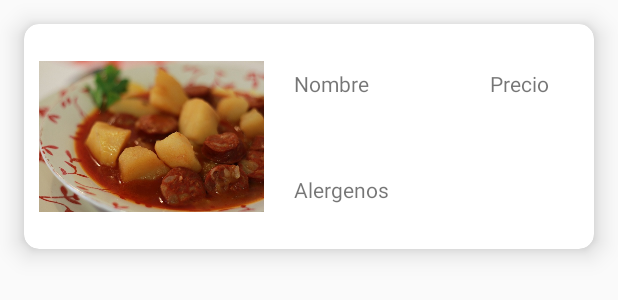
After one commit to edugonzlz/Ristorapp, an Android app: the layout view_dish.xml on its own in the app's theme, with its tools: preview values and no code run, on a phone screen of 412 x 824 dp. The commit adds this screen. Shown: the top 300 px of the screen. Run offline under Robolectric (Android 15) with nearby library versions, the phone set to English and light mode, and no system bars.

Commit message:
Creada viewDish

```diff
--- a/app/src/main/java/com/edugonzlz/ristorapp/activity/TableDishListActivity.java
+++ b/app/src/main/java/com/edugonzlz/ristorapp/activity/TableDishListActivity.java
@@ -41,6 +41,7 @@ public class TableDishListActivity extends AppCompatActivity{
 
     }
 
+
     @Override
     public boolean onOptionsItemSelected(MenuItem item) {
         boolean superValue = super.onOptionsItemSelected(item);
--- a/app/src/main/java/com/edugonzlz/ristorapp/fragment/TableListFragment.java
+++ b/app/src/main/java/com/edugonzlz/ristorapp/fragment/TableListFragment.java
@@ -5,6 +5,8 @@ import android.content.Context;
 import android.os.Bundle;
 import android.support.annotation.Nullable;
 import android.app.Fragment;
+import android.support.design.widget.FloatingActionButton;
+import android.support.design.widget.Snackbar;
 import android.view.LayoutInflater;
 import android.view.View;
 import android.view.ViewGroup;
--- /dev/null
+++ b/app/src/main/res/layout/view_dish.xml
@@ -0,0 +1,64 @@
+<?xml version="1.0" encoding="utf-8"?>
+<FrameLayout xmlns:android="http://schemas.android.com/apk/res/android"
+             xmlns:app="http://schemas.android.com/apk/res-auto"
+             android:layout_width="match_parent"
+             android:layout_height="match_parent">
+    <android.support.v7.widget.CardView
+        android:layout_margin="@dimen/activity_horizontal_margin"
+        android:layout_width="wrap_content"
+        android:layout_height="150dp"
+        app:cardCornerRadius="10dp"
+        app:cardElevation="10dp">
+
+        <LinearLayout
+            android:layout_width="match_parent"
+            android:layout_height="match_parent"
+            android:orientation="horizontal"
+            android:layout_margin="10dp">
+
+            <ImageView
+                android:id="@+id/dish_image"
+                android:layout_width="150dp"
+                android:layout_height="match_parent"
+                android:src="@drawable/patatas"/>
+
+            <RelativeLayout
+                android:id="@+id/dish_info"
+                android:layout_width="wrap_content"
+                android:layout_height="match_parent"
+                android:layout_margin="20dp">
+
+                <TextView
+                    android:id="@+id/dish_name"
+                    android:layout_width="wrap_content"
+                    android:layout_height="wrap_content"
+                    android:layout_alignParentLeft="true"
+                    android:layout_alignParentTop="true"
+                    android:text="Nombre"/>
+
+                <TextView
+                    android:id="@+id/dish_price"
+                    android:layout_width="wrap_content"
+                    android:layout_height="wrap_content"
+                    android:layout_alignParentRight="true"
+                    android:layout_alignParentTop="true"
+                    android:text="Precio"/>
+
+
+                <TextView
+                    android:id="@+id/dish_allergens"
+                    android:layout_width="match_parent"
+                    android:layout_height="wrap_content"
+                    android:layout_alignParentLeft="true"
+                    android:layout_alignParentBottom="true"
+                    android:text="Alergenos"/>
+
+
+
+            </RelativeLayout>
+
+        </LinearLayout>
+
+    </android.support.v7.widget.CardView>
+
+</FrameLayout>
```
Also changed, not shown: app/src/main/java/com/edugonzlz/ristorapp/activity/MainDishListActivity.java (+35 -1 lines), app/src/main/java/com/edugonzlz/ristorapp/adapter/DishListRecyclerViewAdapter.java (added, +44 -0 lines), app/src/main/java/com/edugonzlz/ristorapp/fragment/DishListFragment.java (+14 -0 lines), app/src/main/java/com/edugonzlz/ristorapp/fragment/MainDishListFragment.java (added, +10 -0 lines), app/src/main/res/layout/activity_main_dish_list.xml (added, +15 -0 lines), app/src/main/res/layout/fragment_dish_list.xml (+7 -0 lines), app/src/main/res/drawable/ic_plus.png (added), app/src/main/res/drawable/patatas.jpg (added), app/src/main/res/layout/fragment_table_list.xml (line endings or trailing spaces).
